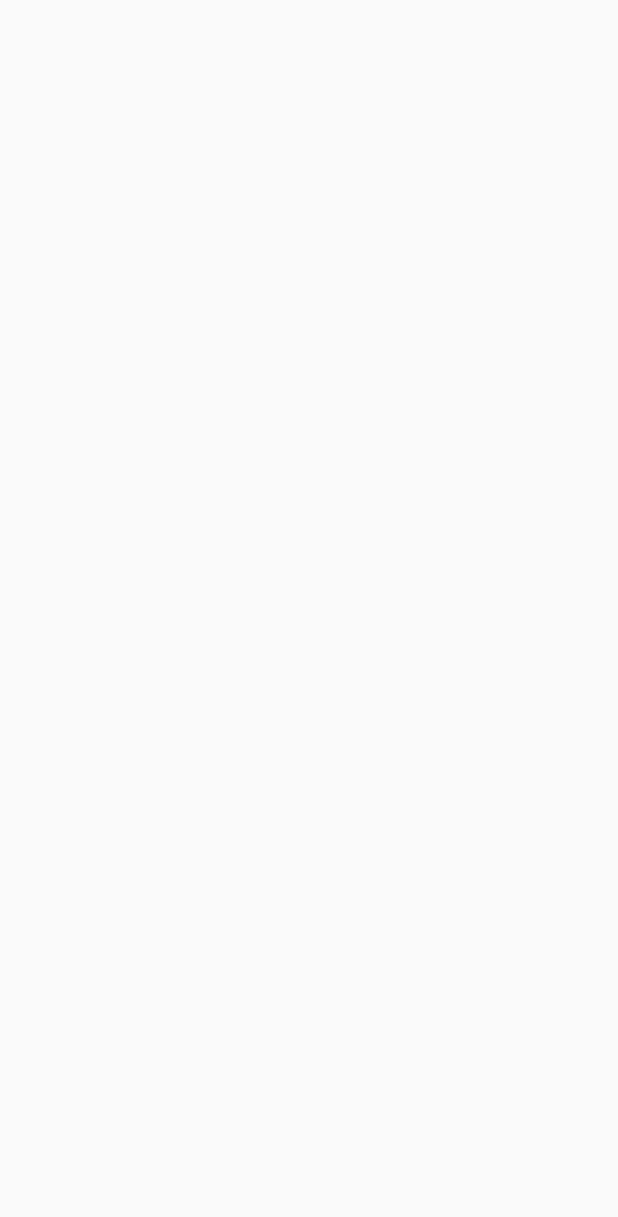
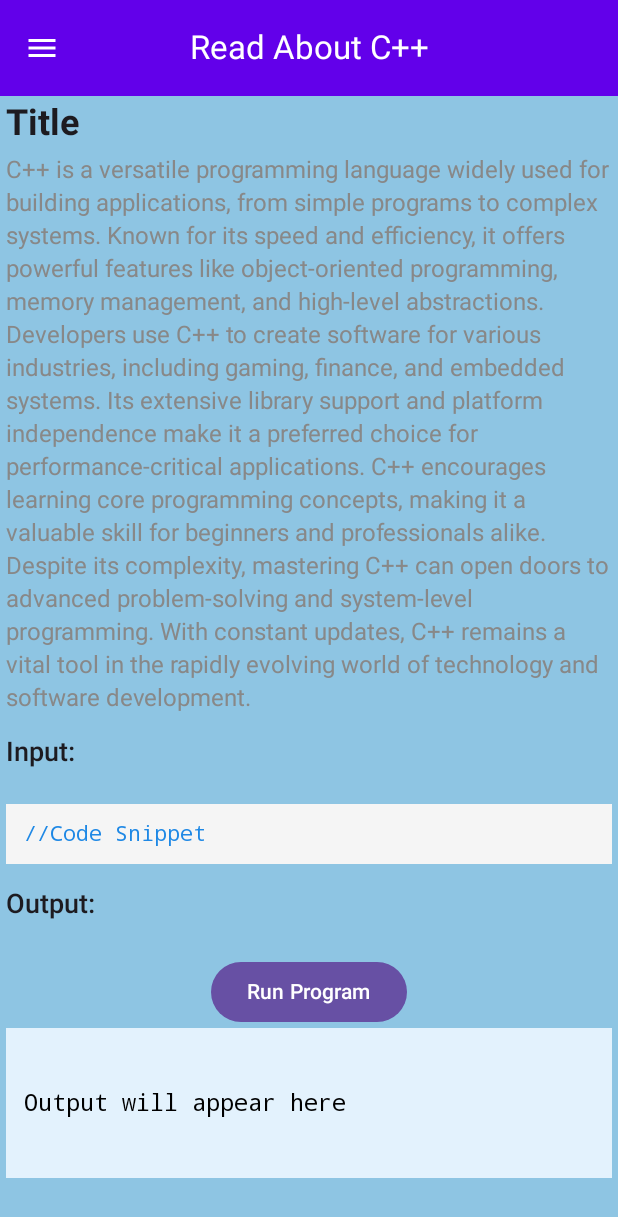
Before and after one commit to devabhishekagrahari/programming_mess, an Android app built with Jetpack Compose: the screen it shows after launch (MainActivity), on a phone screen of 412 x 824 dp. Before the commit the part shown is empty. Shown: the top 1217 px of the screen. Run offline under Robolectric (Android 15) with nearby library versions, the light colour scheme and no system bars.

Commit message:
initial-13jan

```diff
--- a/app/build.gradle.kts
+++ b/app/build.gradle.kts
@@ -6,7 +6,7 @@ plugins {
 
 android {
     namespace = "dev.abhishekagrahari.programming_mess"
-    compileSdk = 34
+    compileSdk = 35
 
     defaultConfig {
         applicationId = "dev.abhishekagrahari.programming_mess"
--- a/app/src/main/java/dev/abhishekagrahari/programming_mess/MainActivity.kt
+++ b/app/src/main/java/dev/abhishekagrahari/programming_mess/MainActivity.kt
@@ -13,14 +13,14 @@ import androidx.compose.ui.Modifier
 import androidx.compose.ui.tooling.preview.Preview
 import dev.abhishekagrahari.programming_mess.ui.theme.Programming_messTheme
 
+import dev.abhishekagrahari.programming_mess.view.baseLayout
+
 class MainActivity : ComponentActivity() {
     override fun onCreate(savedInstanceState: Bundle?) {
         super.onCreate(savedInstanceState)
         enableEdgeToEdge()
         setContent {
-            Programming_messTheme {
-
-            }
+            baseLayout()
+        }
         }
     }
-}
--- /dev/null
+++ b/app/src/main/java/dev/abhishekagrahari/programming_mess/view/baseLayout.kt
@@ -0,0 +1,125 @@
+package dev.abhishekagrahari.programming_mess.view
+
+import androidx.compose.foundation.background
+import androidx.compose.foundation.layout.*
+import androidx.compose.material.icons.Icons
+import androidx.compose.material.icons.filled.Menu
+import androidx.compose.material3.*
+import androidx.compose.runtime.Composable
+import androidx.compose.ui.Alignment
+import androidx.compose.ui.Modifier
+import androidx.compose.ui.graphics.Color
+import androidx.compose.ui.text.TextStyle
+import androidx.compose.ui.tooling.preview.Preview
+import androidx.compose.ui.unit.dp
+import androidx.compose.ui.unit.sp
+
+@OptIn(ExperimentalMaterial3Api::class)
+@Composable
+fun baseLayout() {
+    val primaryColor = Color(0xFF6200EA) // Custom Primary Color
+    val onPrimaryColor = Color.White    // Custom On Primary Color
+    val secondaryColor = Color(0xFF03DAC6) // Custom Secondary Color
+    val surfaceColor = Color(0xFFF5F5F5)  // Custom Surface Color
+    val onSurfaceColor = Color(0xFF000000) // Custom On Surface Color
+
+    Scaffold(
+        topBar = {
+            CenterAlignedTopAppBar(
+                title = {
+                    Text(
+                        text = "Read About C++",
+                        style = TextStyle(
+                            fontSize = 22.sp,
+                            color = onPrimaryColor
+                        )
+                    )
+                },
+                navigationIcon = {
+                    IconButton(onClick = {
+                        // Add action for the hamburger icon
+                    }) {
+                        Icon(
+                            imageVector = Icons.Default.Menu,
+                            contentDescription = "Menu Icon",
+                            tint = onPrimaryColor
+                        )
+                    }
+                },
+                colors = TopAppBarDefaults.centerAlignedTopAppBarColors(
+                    containerColor = primaryColor
+                )
+            )
+        },
+        content = { paddingValues ->
+            Box(
+                modifier = Modifier
+                    .fillMaxSize()
+                    .padding(paddingValues),
+                contentAlignment = Alignment.TopStart
+            ) {
+                Column(
+                    modifier = Modifier
+                        .fillMaxSize()
+                        .background(color = Color(0xFF8EC5E3)),
+                    verticalArrangement = Arrangement.Top,
+                    horizontalAlignment = Alignment.Start
+                ) {
+                    cppUiView(title="Title" , description = "C++ is a versatile programming language widely used for building applications, from simple programs to complex systems. Known for its speed and efficiency, it offers powerful features like object-oriented programming, memory management, and high-level abstractions. Developers use C++ to create software for various industries, including gaming, finance, and embedded systems. Its extensive library support and platform independence make it a preferred choice for performance-critical applications. C++ encourages learning core programming concepts, making it a valuable skill for beginners and professionals alike. Despite its complexity, mastering C++ can open doors to advanced problem-solving and system-level programming." +
+                            " With constant updates, C++ remains a vital tool in the rapidly evolving world of technology and software development." , inputCodeSnippet = "//Code Snippet" ,outputCodeSnippet= "")
+                    // Welcome Text
+                 Text(
+                        text = "Welcome to the C++ Learning Page",
+                        style = TextStyle(
+                            fontSize = 24.sp,
+                            color = primaryColor
+                        ),
+                        modifier = Modifier.padding(bottom = 8.dp)
+                    )
+
+                    // Section Divider
+                    HorizontalDivider(
+                        modifier = Modifier.padding(vertical = 8.dp),
+                        thickness = 1.dp,
+                        color = secondaryColor
+                    )
+
+                    // Informational Text
+                    Text(
+                        text = "Explore detailed chapters and advanced concepts to master C++ programming. Navigate through the sections using the menu.",
+                        style = TextStyle(
+                            fontSize = 16.sp,
+                            color = onSurfaceColor
+                        ),
+                        modifier = Modifier.padding(bottom = 16.dp)
+                    )
+
+                    // Action Buttons
+                    Row(
+                        horizontalArrangement = Arrangement.spacedBy(16.dp),
+                        modifier = Modifier.fillMaxWidth()
+                    ) {
+                        Button(
+                            onClick = { /* Navigate to beginner content */ },
+                            colors = ButtonDefaults.buttonColors(containerColor = primaryColor, contentColor = onPrimaryColor)
+                        ) {
+                            Text("Beginner")
+                        }
+
+                        Button(
+                            onClick = { /* Navigate to advanced content */ },
+                            colors = ButtonDefaults.buttonColors(containerColor = secondaryColor, contentColor = onSurfaceColor)
+                        ) {
+                            Text("Advanced")
+                        }
+                    }
+                }
+            }
+        }
+    )
+}
+@Preview(showBackground=true)
+@Composable
+fun previewbaseLayout(){
+    baseLayout()
+}
--- /dev/null
+++ b/app/src/main/java/dev/abhishekagrahari/programming_mess/view/cppUiView.kt
@@ -0,0 +1,135 @@
+package dev.abhishekagrahari.programming_mess.view
+
+import androidx.compose.foundation.background
+import androidx.compose.foundation.layout.*
+
+import androidx.compose.foundation.verticalScroll
+import androidx.compose.foundation.rememberScrollState
+import androidx.compose.material3.*
+import androidx.compose.runtime.*
+import androidx.compose.ui.Alignment
+import androidx.compose.ui.Modifier
+import androidx.compose.ui.graphics.Color
+import androidx.compose.ui.text.TextStyle
+import androidx.compose.ui.text.font.FontWeight
+import androidx.compose.ui.text.style.TextAlign
+import androidx.compose.ui.unit.dp
+import androidx.compose.ui.unit.sp
+import androidx.compose.ui.text.font.FontFamily
+
+import androidx.compose.ui.tooling.preview.Preview
+
+@Composable
+fun cppUiView(
+    title: String,
+    description: String,
+    inputCodeSnippet: String,
+    outputCodeSnippet: String
+) {
+    // State for input and output
+    var programOutput by remember { mutableStateOf("Output will appear here") }
+
+    Column(
+        modifier = Modifier
+            .fillMaxSize()
+            .verticalScroll(rememberScrollState())
+            .padding(4.dp),
+        horizontalAlignment = Alignment.Start
+    ) {
+
+        // Title
+        Text(
+            text = title,
+            style = TextStyle(
+                fontSize = 24.sp,
+                fontWeight = FontWeight.Bold,
+                textAlign = TextAlign.Center
+            ),
+            modifier = Modifier.padding(bottom = 8.dp)
+        )
+
+        // Description
+        Text(
+            text = description,
+            style = TextStyle(
+                fontSize = 16.sp,
+                fontWeight = FontWeight.Normal,
+                color = Color.Gray,
+                lineHeight = 22.sp
+            ),
+            modifier = Modifier.padding(bottom = 16.dp)
+        )
+
+        // User Input Field
+        Text(
+            text = "Input:",
+            style = TextStyle(
+                fontSize = 18.sp,
+                fontWeight = FontWeight.SemiBold
+            ),
+            modifier = Modifier.padding(bottom = 8.dp)
+        )
+
+        Spacer(modifier = Modifier.height(16.dp))
+        // Code Snippet Display
+
+        Text(
+            text = inputCodeSnippet,
+            style = TextStyle(
+                fontSize = 14.sp,
+                fontFamily = FontFamily.Monospace,
+                color = Color(0xFF1E88E5),
+                lineHeight = 20.sp
+            ),
+            modifier = Modifier
+                .fillMaxWidth()
+                .background(Color(0xFFF5F5F5))
+                .padding(12.dp)
+        )
+
+
+        Spacer(modifier = Modifier.height(16.dp))
+
+        // Output Display
+        Text(
+            text = "Output:",
+            style = TextStyle(
+                fontSize = 18.sp,
+                fontWeight = FontWeight.SemiBold
+            ),
+            modifier = Modifier.padding(bottom = 8.dp)
+        )
+
+        Spacer(modifier = Modifier.height(16.dp))
+
+        // Execute Button
+        Button(
+            onClick = {
+                // Replace this with actual program execution logic
+                programOutput = outputCodeSnippet
+
+            },
+            modifier = Modifier.align(Alignment.CenterHorizontally)
+        ) {
+            Text(text = "Run Program")
+        }
+
+        Box(
+            modifier = Modifier
+                .fillMaxWidth()
+                .height(100.dp)
+                .background(Color(0xFFE3F2FD))
+                .padding(12.dp),
+            contentAlignment = Alignment.CenterStart
+        ) {
+            Text(
+                text = programOutput,
+                style = TextStyle(
+                    fontSize = 16.sp,
+                    fontFamily = FontFamily.Monospace,
+                    color = Color.Black
+                )
+            )
+        }
+    }
+}
```
